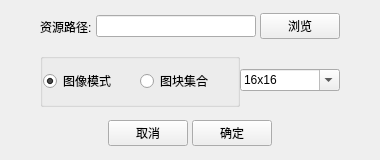
This is ui/map_resource_import.ui in BidouMan/bingocode-ide as Qt 5 draws it before an edit. The edited form follows.
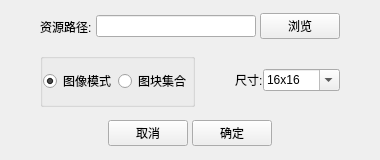
This is the edited form.

```diff
--- a/ui/map_resource_import.ui
+++ b/ui/map_resource_import.ui
@@ -142,7 +142,7 @@
           <height>16777215</height>
          </size>
         </property>
-        <layout class="QHBoxLayout" name="horizontalLayout_3" stretch="2,1">
+        <layout class="QHBoxLayout" name="horizontalLayout_3" stretch="2,0,0,1">
          <property name="spacing">
           <number>0</number>
          </property>
@@ -200,7 +200,27 @@
           </widget>
          </item>
          <item>
-          <widget class="QComboBox" name="comboBox">
+          <spacer name="horizontalSpacer_3">
+           <property name="orientation">
+            <enum>Qt::Orientation::Horizontal</enum>
+           </property>
+           <property name="sizeHint" stdset="0">
+            <size>
+             <width>40</width>
+             <height>20</height>
+            </size>
+           </property>
+          </spacer>
+         </item>
+         <item>
+          <widget class="QLabel" name="label_2">
+           <property name="text">
+            <string>尺寸:</string>
+           </property>
+          </widget>
+         </item>
+         <item>
+          <widget class="QComboBox" name="comboBox_size">
            <property name="editable">
             <bool>true</bool>
            </property>
```
Left out of the diff: 12 changed lines with no effect on the pictures.
